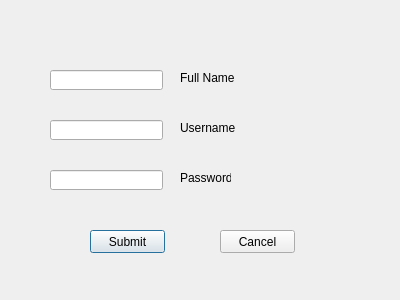
First picture: the form in register.ui, repository grenrock/cs1dQTRepository, before the edit.
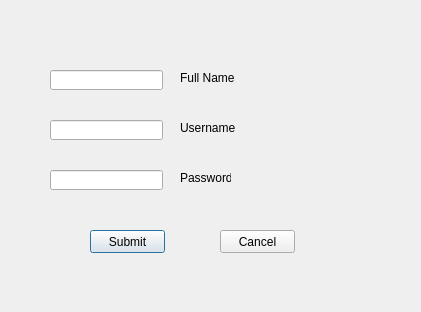
Second picture: the form after the edit.

```diff
--- a/register.ui
+++ b/register.ui
@@ -6,8 +6,8 @@
    <rect>
     <x>0</x>
     <y>0</y>
-    <width>400</width>
-    <height>300</height>
+    <width>421</width>
+    <height>312</height>
    </rect>
   </property>
   <property name="windowTitle">
```
